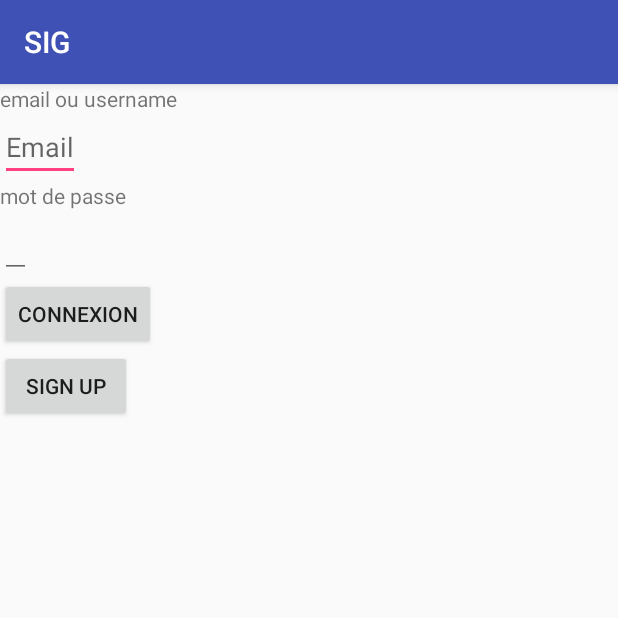
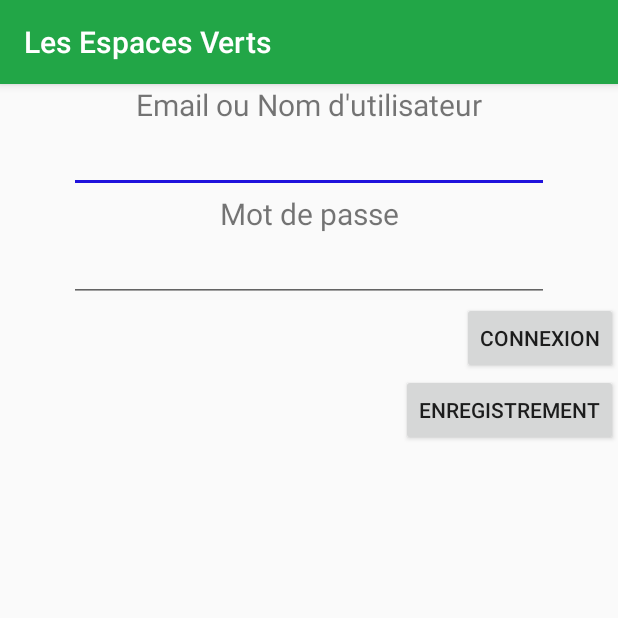
Before and after one commit to edouard-bracquemond/SIG, an Android app: the screen it shows after launch (LoginActivity), on a phone screen of 412 x 824 dp, the top half of it. Run offline under Robolectric (Android 15) with nearby library versions, the phone set to English and light mode, and no system bars.

Commit message:
Amélioration graphique splash screen/login/enregistrement

```diff
--- a/appli/app/src/main/java/com/example/maxime/sig/Activity/LoginActivity.java
+++ b/appli/app/src/main/java/com/example/maxime/sig/Activity/LoginActivity.java
@@ -47,11 +47,11 @@ public class LoginActivity extends AppCompatActivity {
          passwordEditText = (EditText) findViewById(R.id.passwordEditTextID);
         Button boutonConnexion = (Button) findViewById(R.id.boutonConnexionID);
         Button boutonVersSignUp = (Button) findViewById(R.id.boutonSignUpID);
-        mailTextView.setText("email ou username");
-        passwordTextView.setText("mot de passe");
+        mailTextView.setText("Email ou Nom d'utilisateur");
+        passwordTextView.setText("Mot de passe");
         boutonConnexion.setText("Connexion");
-        boutonVersSignUp.setText("Sign Up");
-        mailEditText.setHint("Email");
+        boutonVersSignUp.setText("Enregistrement");
+
       //  passwordEditText.setHint("Mot de passe");
 
         intent = new Intent(this, MainActivity.class);
--- a/appli/app/src/main/java/com/example/maxime/sig/Activity/SplashScreenActivity.java
+++ b/appli/app/src/main/java/com/example/maxime/sig/Activity/SplashScreenActivity.java
@@ -5,8 +5,11 @@ import android.content.Intent;
 import android.os.Handler;
 import android.support.v7.app.AppCompatActivity;
 import android.os.Bundle;
+import android.widget.TextView;
 
 import com.example.maxime.sig.R;
+
+import org.w3c.dom.Text;
 
 public class SplashScreenActivity extends AppCompatActivity {
 
--- a/appli/app/src/main/res/layout/activity_login.xml
+++ b/appli/app/src/main/res/layout/activity_login.xml
@@ -14,35 +14,47 @@
 
         <TextView
             android:id="@+id/mailTextViewID"
-            android:layout_width="wrap_content"
-            android:layout_height="wrap_content" />
+            android:layout_width="match_parent"
+            android:layout_height="wrap_content"
+            android:gravity="center_horizontal"
+            android:textSize="20sp"/>
 
         <EditText
             android:id="@+id/mailEditTextID"
             android:layout_width="wrap_content"
-            android:layout_height="wrap_content" />
+            android:layout_height="wrap_content"
+            android:layout_gravity="center_horizontal"
+            android:ems="15" />
 
         <TextView
             android:id="@+id/passwordTextViewID"
-            android:layout_width="wrap_content"
-            android:layout_height="wrap_content" />
+            android:layout_width="match_parent"
+            android:layout_height="wrap_content"
+            android:gravity="center_horizontal"
+            android:textSize="20sp"
+
+            />
 
         <EditText
             android:id="@+id/passwordEditTextID"
             android:layout_width="wrap_content"
             android:layout_height="wrap_content"
-            android:inputType="textPassword"/>
+            android:inputType="textPassword"
+            android:layout_gravity="center_horizontal"
+            android:ems="15"/>
 
 
         <Button
             android:id="@+id/boutonConnexionID"
             android:layout_width="wrap_content"
-            android:layout_height="wrap_content" />
+            android:layout_height="wrap_content"
+            android:layout_gravity="end"/>
 
         <Button
             android:id="@+id/boutonSignUpID"
             android:layout_width="wrap_content"
             android:layout_height="wrap_content"
+            android:layout_gravity="end"
             android:text="Sign Up" />
 
     </LinearLayout>
--- a/appli/app/src/main/res/layout/activity_sign_up.xml
+++ b/appli/app/src/main/res/layout/activity_sign_up.xml
@@ -14,6 +14,7 @@
             android:id="@+id/nomTextViewID"
             android:layout_width="109dp"
             android:layout_height="22dp"
+            android:textSize="20sp"
             android:text="Nom" />
 
         <EditText
@@ -27,6 +28,7 @@
             android:id="@+id/usernameTextViewID"
             android:layout_width="wrap_content"
             android:layout_height="wrap_content"
+            android:textSize="20sp"
             android:text="Nom d'utilisateur" />
 
         <EditText
@@ -40,6 +42,7 @@
             android:id="@+id/emailTextViewID"
             android:layout_width="wrap_content"
             android:layout_height="wrap_content"
+            android:textSize="20sp"
             android:text="Email" />
 
         <EditText
@@ -53,6 +56,7 @@
             android:id="@+id/passwordTextViewID"
             android:layout_width="wrap_content"
             android:layout_height="wrap_content"
+            android:textSize="20sp"
             android:text="Mot de passe" />
 
         <EditText
@@ -66,6 +70,7 @@
             android:id="@+id/signUpButton"
             android:layout_width="wrap_content"
             android:layout_height="wrap_content"
+            android:layout_gravity="end"
             android:text="Valider" />
 
     </LinearLayout>
--- a/appli/app/src/main/res/values/colors.xml
+++ b/appli/app/src/main/res/values/colors.xml
@@ -1,6 +1,6 @@
 <?xml version="1.0" encoding="utf-8"?>
 <resources>
-    <color name="colorPrimary">#3F51B5</color>
-    <color name="colorPrimaryDark">#303F9F</color>
-    <color name="colorAccent">#FF4081</color>
+    <color name="colorPrimary">#22a647</color>
+    <color name="colorPrimaryDark">#298941</color>
+    <color name="colorAccent">#2012dc</color>
 </resources>
--- a/appli/app/src/main/res/values/strings.xml
+++ b/appli/app/src/main/res/values/strings.xml
@@ -1,3 +1,5 @@
 <resources>
-    <string name="app_name">SIG</string>
+    <string name="app_name">Les Espaces Verts</string>
+    <string name="splashScreenTextView">Les Espaces Verts</string>
+
 </resources>
```
Also changed, not shown: appli/app/src/main/res/layout/activity_splash_screen.xml (+8 -8 lines).
